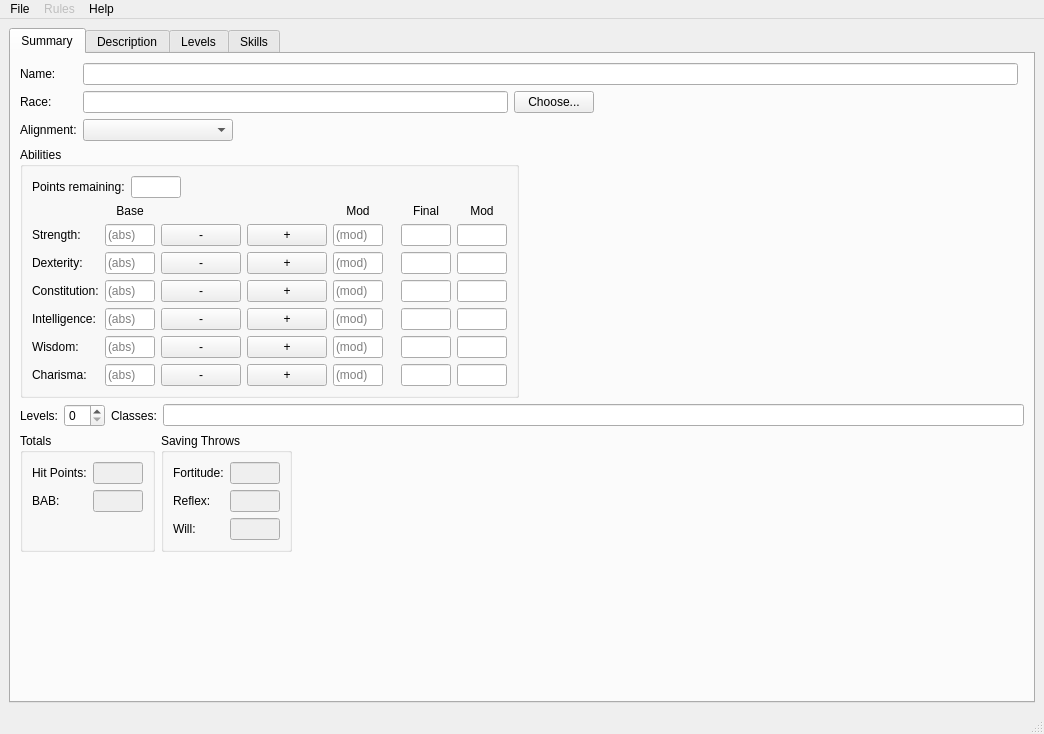
Old version of the form nwnchargen.ui in the repository rkibria/NwnCharGen.
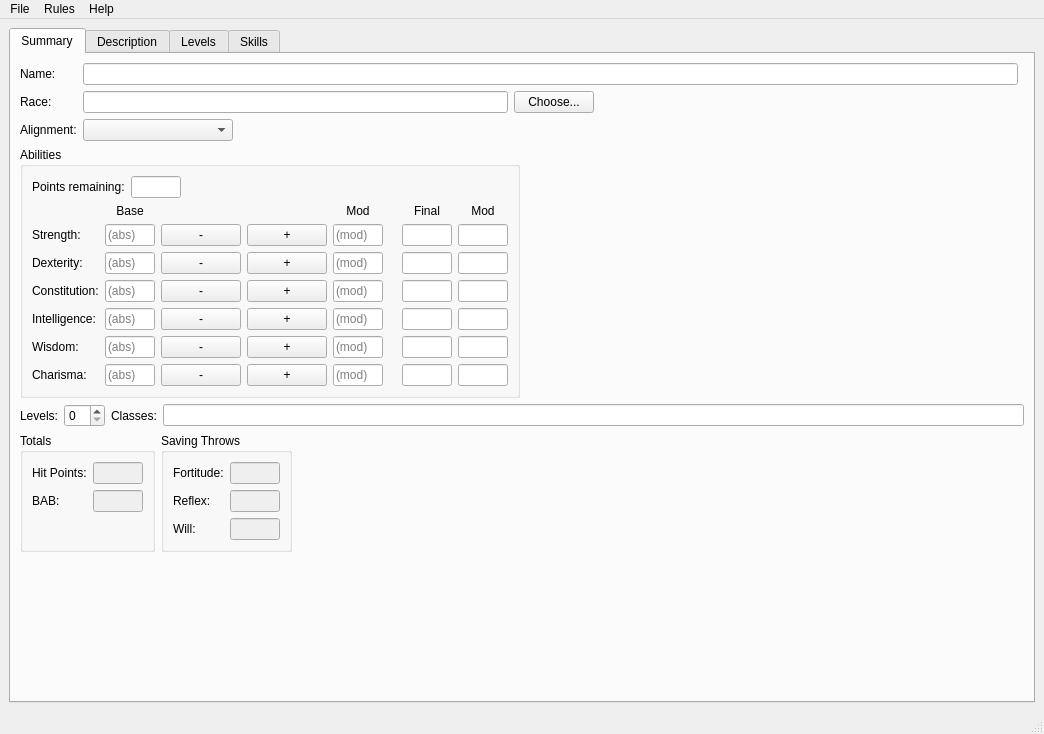
New version of the form.

Commit message: Just NWN2 and SCOD items in Rules

```diff
--- a/nwnchargen.ui
+++ b/nwnchargen.ui
@@ -675,7 +675,7 @@
                  <item row="0" column="5">
                   <widget class="QLabel" name="label_2">
                    <property name="text">
-                    <string> </string>
+                    <string/>
                    </property>
                   </widget>
                  </item>
@@ -1190,7 +1190,7 @@
      <x>0</x>
      <y>0</y>
      <width>1044</width>
-     <height>21</height>
+     <height>20</height>
     </rect>
    </property>
    <widget class="QMenu" name="menuFile">
@@ -1210,7 +1210,7 @@
    </widget>
    <widget class="QMenu" name="menuRules">
     <property name="enabled">
-     <bool>false</bool>
+     <bool>true</bool>
     </property>
     <property name="title">
      <string>Rules</string>
```
Left out of the diff: 48 changed lines with no effect on the pictures. The commit also changes 2 other files.
